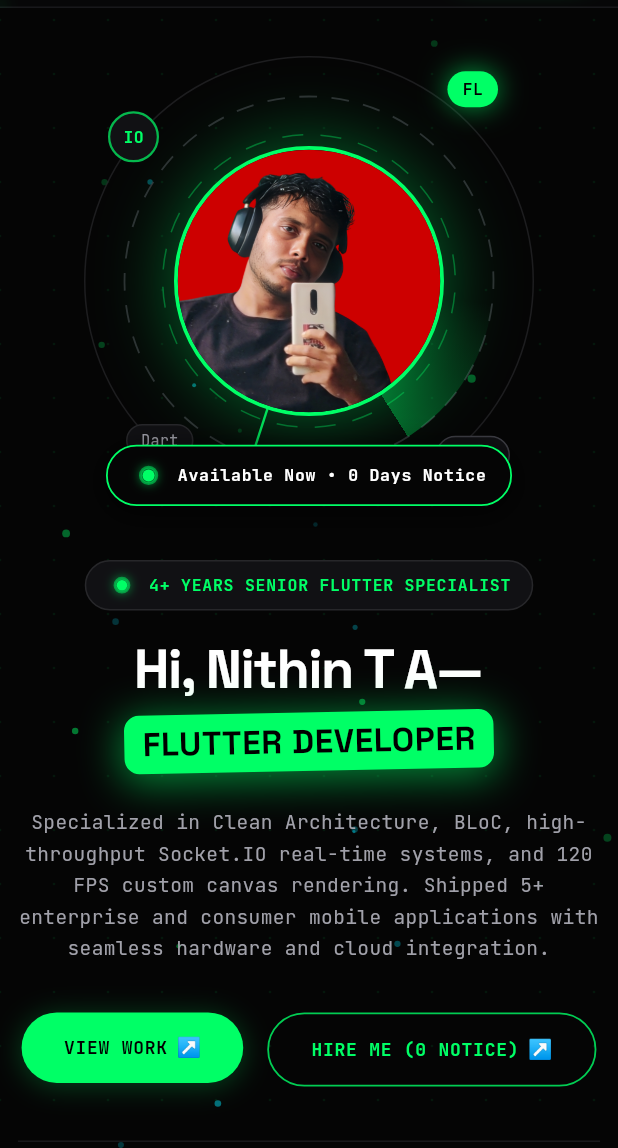
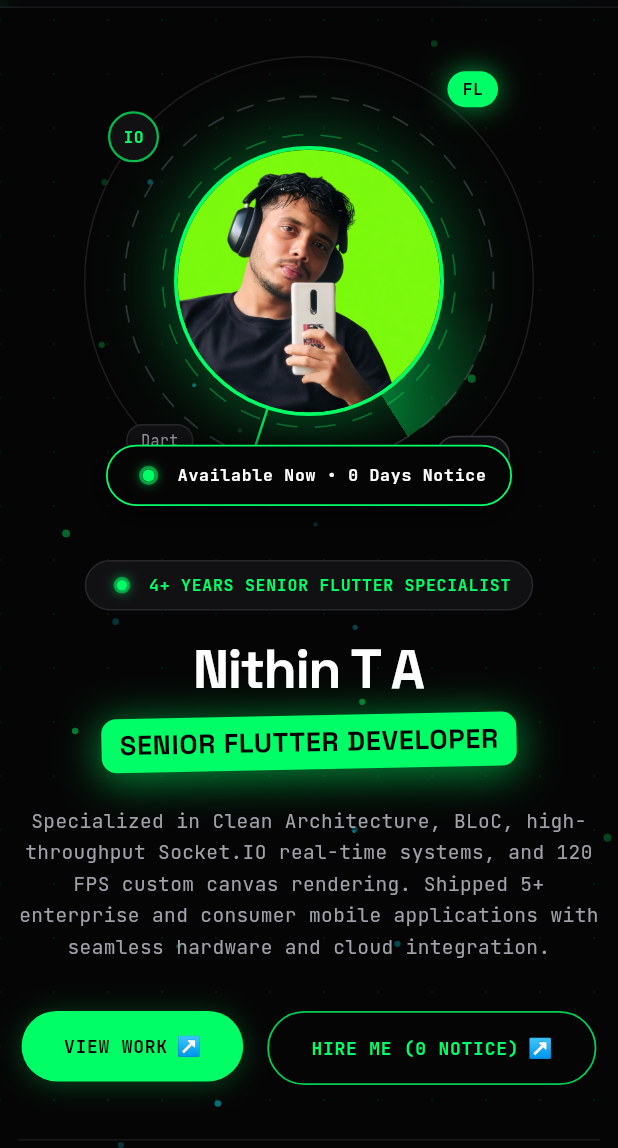
Before and after one commit to Codernta/codernta.github.io, a Flutter app: the screen it shows after launch, on a phone screen of 412 x 824 dp, the part 88-1236 px from its top. Run offline on Flutter 3.47's test engine with Material 3 defaults, Android fonts, the phone set to English and light mode, and no system bars; our stand-ins replace google_fonts.

Commit message:
feat: update hero headline to Nithin T A with SENIOR FLUTTER DEVELOPER badge and update photo to green background

```diff
--- a/lib/features/portfolio/presentation/widgets/hero_section.dart
+++ b/lib/features/portfolio/presentation/widgets/hero_section.dart
@@ -158,13 +158,13 @@ class _HeroSectionState extends State<HeroSection>
         Wrap(
           crossAxisAlignment: WrapCrossAlignment.center,
           alignment: isMobile ? WrapAlignment.center : WrapAlignment.start,
-          spacing: 12,
-          runSpacing: 8,
+          spacing: 14,
+          runSpacing: 10,
           children: [
             Text(
-              'Hi, Nithin T A—',
+              'Nithin T A',
               style: AppTypography.displayExtraBold(
-                fontSize: isMobile ? 36 : 60,
+                fontSize: isMobile ? 36 : 58,
                 color: Colors.white,
                 letterSpacing: -1.0,
                 height: 1.1,
@@ -179,7 +179,7 @@ class _HeroSectionState extends State<HeroSection>
                   child: Container(
                     padding: EdgeInsets.symmetric(
                       horizontal: isMobile ? 12 : 18,
-                      vertical: isMobile ? 4 : 8,
+                      vertical: isMobile ? 5 : 8,
                     ),
                     decoration: BoxDecoration(
                       color: AppColors.neonGreen,
@@ -195,9 +195,9 @@ class _HeroSectionState extends State<HeroSection>
                       ],
                     ),
                     child: Text(
-                      'FLUTTER DEVELOPER',
+                      'SENIOR FLUTTER DEVELOPER',
                       style: AppTypography.displayBold(
-                        fontSize: isMobile ? 22 : 36,
+                        fontSize: isMobile ? 18 : 30,
                         color: Colors.black,
                         letterSpacing: 0.5,
                       ),
```
Also changed, not shown: assets/images/nithin_green_bg.jpg (added), assets/images/nithin_profile.png, 1 other file.
